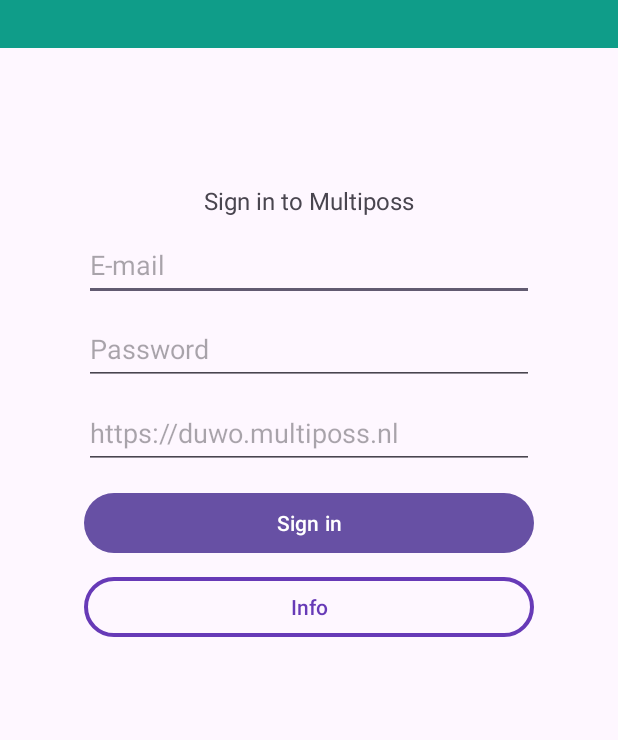
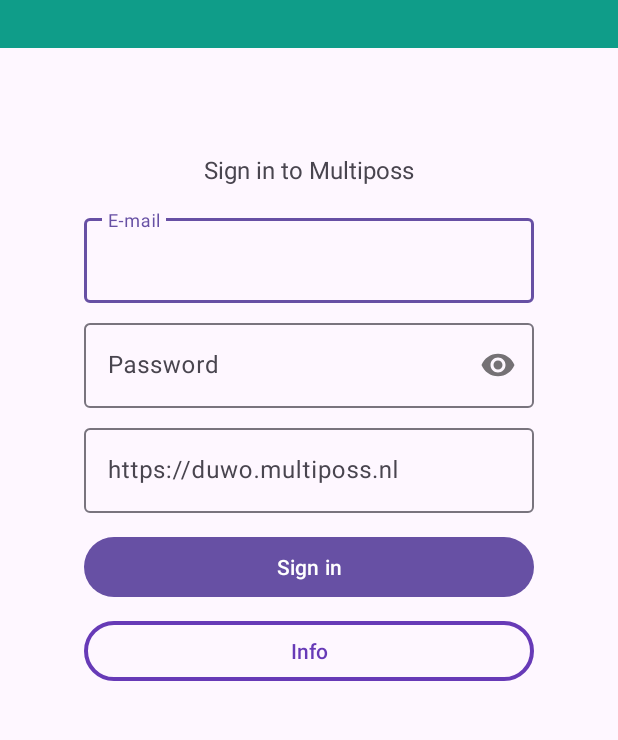
Before and after one commit to bewuwy/DUWO-laundry-android, an Android app: the screen it shows after launch (LoginActivity), on a phone screen of 412 x 824 dp, the part 342-1082 px from its top. Run offline under Robolectric (Android 15) with nearby library versions, the phone set to English and light mode, and no system bars; our stand-ins replace CircleImageView, navigation-ui; libraries missing offline, so code that uses them is left out: com.journeyapps.barcodescanner; 2 statements that could not run were skipped.

Commit message:
changed to TextInputLayouts in login

```diff
--- a/app/src/main/res/layout/activity_login.xml
+++ b/app/src/main/res/layout/activity_login.xml
@@ -18,37 +18,48 @@
         app:layout_constraintTop_toBottomOf="@+id/iconLayout"
         app:layout_constraintVertical_bias="0.42000002">
 
-        <EditText
+        <com.google.android.material.textfield.TextInputLayout
+            android:id="@+id/emailLayout"
+            android:layout_width="match_parent"
+            android:layout_height="wrap_content"
+            android:layout_marginTop="8dp">
+
+            <com.google.android.material.textfield.TextInputEditText
                 android:id="@+id/username"
                 android:layout_width="match_parent"
-            android:layout_height="48dp"
-            android:autofillHints="@string/prompt_email"
+                android:layout_height="wrap_content"
                 android:hint="@string/prompt_email"
-            android:inputType="textEmailAddress"
-            android:selectAllOnFocus="true" />
+                android:inputType="textEmailAddress" />
+        </com.google.android.material.textfield.TextInputLayout>
 
-        <EditText
+        <com.google.android.material.textfield.TextInputLayout
+            android:id="@+id/passwordLayout"
+            android:layout_width="match_parent"
+            android:layout_height="wrap_content"
+            app:passwordToggleEnabled="true"
+            android:layout_marginTop="8dp">
+
+            <com.google.android.material.textfield.TextInputEditText
                 android:id="@+id/password"
                 android:layout_width="match_parent"
-            android:layout_height="48dp"
-            android:layout_marginTop="8dp"
-            android:autofillHints="@string/prompt_password"
+                android:layout_height="wrap_content"
                 android:hint="@string/prompt_password"
-            android:imeActionLabel="@string/action_sign_in_short"
-            android:imeOptions="actionDone"
-            android:inputType="textPassword"
-            android:selectAllOnFocus="true" />
+                android:inputType="textPassword" />
+        </com.google.android.material.textfield.TextInputLayout>
 
-        <EditText
+        <com.google.android.material.textfield.TextInputLayout
+            android:id="@+id/multipossURLLayout"
+            android:layout_width="match_parent"
+            android:layout_height="wrap_content"
+            android:layout_marginTop="8dp">
+
+            <com.google.android.material.textfield.TextInputEditText
                 android:id="@+id/multipossURL"
                 android:layout_width="match_parent"
-            android:layout_height="48dp"
-            android:layout_marginTop="8dp"
-            android:autofillHints="@string/prompt_multipossurl"
+                android:layout_height="wrap_content"
                 android:hint="@string/multipossurl_default"
-            android:imeOptions="actionDone"
-            android:inputType="textUri"
-            android:selectAllOnFocus="true" />
+                android:inputType="textUri" />
+        </com.google.android.material.textfield.TextInputLayout>
 
         <Button
             android:id="@+id/login"
@@ -103,7 +114,8 @@
             app:layout_constraintEnd_toEndOf="parent"
             app:layout_constraintStart_toStartOf="parent"
             app:layout_constraintTop_toTopOf="parent"
-            app:layout_constraintVertical_bias="0.35000002" />
+            app:layout_constraintVertical_bias="0.35000002"
+            tools:ignore="ImageContrastCheck" />
 
         <TextView
             android:id="@+id/appTitleLabel"
```
Lines whose indentation alone changed are shown as unchanged.
